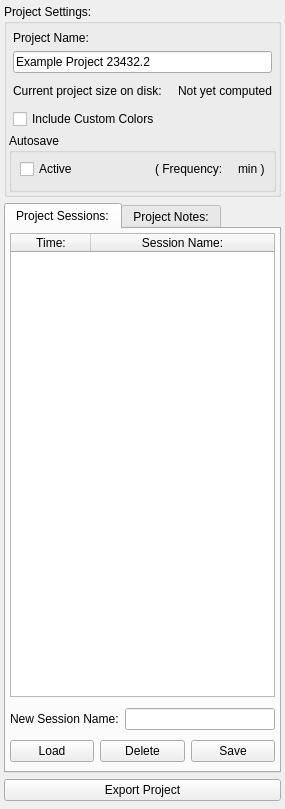
Qt form src/Interface/AppInterface/ProjectDockWidget.ui (SCIInstitute/Seg3D) before a commit.
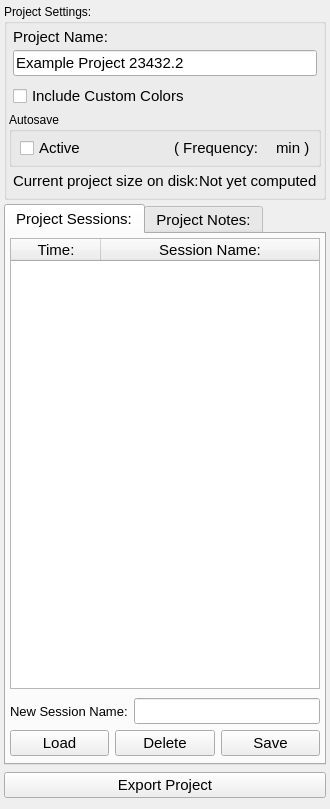
The same form after that commit.

Patch:
```diff
--- a/src/Interface/AppInterface/ProjectDockWidget.ui
+++ b/src/Interface/AppInterface/ProjectDockWidget.ui
@@ -21,6 +21,9 @@
   </property>
   <widget class="QWidget" name="dockWidgetContents">
    <layout class="QVBoxLayout" name="verticalLayout">
+    <property name="spacing">
+     <number>4</number>
+    </property>
     <property name="leftMargin">
      <number>4</number>
     </property>
@@ -83,6 +86,11 @@
           </property>
           <item>
            <widget class="QLabel" name="label_2">
+            <property name="font">
+             <font>
+              <pointsize>11</pointsize>
+             </font>
+            </property>
             <property name="text">
              <string>Project Name:</string>
             </property>
@@ -90,6 +98,11 @@
           </item>
           <item>
            <widget class="QLineEdit" name="project_name_edit_">
+            <property name="font">
+             <font>
+              <pointsize>11</pointsize>
+             </font>
+            </property>
             <property name="focusPolicy">
              <enum>Qt::ClickFocus</enum>
             </property>
@@ -104,44 +117,6 @@
          </layout>
         </widget>
        </item>
-       <item>
-        <widget class="QWidget" name="widget_7" native="true">
-         <property name="minimumSize">
-          <size>
-           <width>0</width>
-           <height>28</height>
-          </size>
-         </property>
-         <layout class="QHBoxLayout" name="autosave_layout_" stretch="1,0">
-          <property name="spacing">
-           <number>0</number>
-          </property>
-          <property name="margin">
-           <number>4</number>
-          </property>
-          <item>
-           <widget class="QLabel" name="label_3">
-            <property name="toolTip">
-             <string>Controls for activating and deactivating Smart Autosave are located in the Preferences Manager</string>
-            </property>
-            <property name="text">
-             <string>Current project size on disk:</string>
-            </property>
-           </widget>
-          </item>
-          <item>
-           <widget class="QLabel" name="file_size_label_">
-            <property name="toolTip">
-             <string>Controls for activating and deactivating Smart Autosave are located in the Preferences Manager</string>
-            </property>
-            <property name="text">
-             <string>Not yet computed</string>
-            </property>
-           </widget>
-          </item>
-         </layout>
-        </widget>
-       </item>
        <item>
         <widget class="QWidget" name="widget_3" native="true">
          <property name="minimumSize">
@@ -159,6 +134,11 @@
           </property>
           <item>
            <widget class="QCheckBox" name="custom_colors_checkbox_">
+            <property name="font">
+             <font>
+              <pointsize>11</pointsize>
+             </font>
+            </property>
             <property name="text">
              <string>Include Custom Colors</string>
             </property>
@@ -186,7 +166,7 @@
            <number>4</number>
           </property>
           <property name="bottomMargin">
-           <number>4</number>
+           <number>0</number>
           </property>
           <item>
            <widget class="QWidget" name="widget_5" native="true">
@@ -205,6 +185,11 @@
              </property>
              <item>
               <widget class="QCheckBox" name="autosave_checkbox_">
+               <property name="font">
+                <font>
+                 <pointsize>11</pointsize>
+                </font>
+               </property>
                <property name="text">
                 <string>Active</string>
                </property>
@@ -212,6 +197,11 @@
              </item>
              <item>
               <widget class="QLabel" name="label">
+               <property name="font">
+                <font>
+                 <pointsize>11</pointsize>
+                </font>
+               </property>
                <property name="toolTip">
                 <string>Controls for changing the Autosave frequency are located in the Preferences Manager</string>
                </property>
@@ -222,6 +212,11 @@
              </item>
              <item>
               <widget class="QLabel" name="minutes_label_">
+               <property name="font">
+                <font>
+                 <pointsize>11</pointsize>
+                </font>
+               </property>
                <property name="toolTip">
                 <string>Controls for changing the Autosave frequency are located in the Preferences Manager</string>
                </property>
@@ -232,6 +227,11 @@
              </item>
              <item>
               <widget class="QLabel" name="label_6">
+               <property name="font">
+                <font>
+                 <pointsize>11</pointsize>
+                </font>
+               </property>
                <property name="toolTip">
                 <string>Controls for changing the Autosave frequency are located in the Preferences Manager</string>
                </property>
@@ -246,6 +246,54 @@
          </layout>
         </widget>
        </item>
+       <item>
+        <widget class="QWidget" name="widget_7" native="true">
+         <property name="minimumSize">
+          <size>
+           <width>0</width>
+           <height>28</height>
+          </size>
+         </property>
+         <layout class="QHBoxLayout" name="autosave_layout_" stretch="1,0">
+          <property name="spacing">
+           <number>0</number>
+          </property>
+          <property name="margin">
+           <number>4</number>
+          </property>
+          <item>
+           <widget class="QLabel" name="label_3">
+            <property name="font">
+             <font>
+              <pointsize>11</pointsize>
+             </font>
+            </property>
+            <property name="toolTip">
+             <string>Controls for activating and deactivating Smart Autosave are located in the Preferences Manager</string>
+            </property>
+            <property name="text">
+             <string>Current project size on disk:</string>
+            </property>
+           </widget>
+          </item>
+          <item>
+           <widget class="QLabel" name="file_size_label_">
+            <property name="font">
+             <font>
+              <pointsize>11</pointsize>
+             </font>
+            </property>
+            <property name="toolTip">
+             <string>Controls for activating and deactivating Smart Autosave are located in the Preferences Manager</string>
+            </property>
+            <property name="text">
+             <string>Not yet computed</string>
+            </property>
+           </widget>
+          </item>
+         </layout>
+        </widget>
+       </item>
       </layout>
      </widget>
     </item>
@@ -257,6 +305,11 @@
         <verstretch>0</verstretch>
        </sizepolicy>
       </property>
+      <property name="font">
+       <font>
+        <pointsize>11</pointsize>
+       </font>
+      </property>
       <property name="currentIndex">
        <number>0</number>
       </property>
@@ -270,6 +323,11 @@
         </property>
         <item>
          <widget class="QTableWidget" name="sessions_list_">
+          <property name="font">
+           <font>
+            <pointsize>11</pointsize>
+           </font>
+          </property>
           <property name="horizontalScrollBarPolicy">
            <enum>Qt::ScrollBarAlwaysOff</enum>
           </property>
@@ -307,7 +365,7 @@
            <number>2</number>
           </property>
           <attribute name="horizontalHeaderDefaultSectionSize">
-           <number>80</number>
+           <number>90</number>
           </attribute>
           <attribute name="horizontalHeaderMinimumSectionSize">
            <number>38</number>
@@ -334,7 +392,7 @@
            <number>38</number>
           </attribute>
           <attribute name="horizontalHeaderDefaultSectionSize">
-           <number>80</number>
+           <number>90</number>
           </attribute>
           <column>
            <property name="text">
@@ -389,6 +447,11 @@
               </property>
               <item>
                <widget class="QLabel" name="label_4">
+                <property name="font">
+                 <font>
+                  <pointsize>10</pointsize>
+                 </font>
+                </property>
                 <property name="text">
                  <string>New Session Name:</string>
                 </property>
@@ -421,6 +484,12 @@
                <height>32</height>
               </size>
              </property>
+             <property name="maximumSize">
+              <size>
+               <width>16777215</width>
+               <height>32</height>
+              </size>
+             </property>
              <layout class="QHBoxLayout" name="horizontalLayout">
               <property name="margin">
                <number>0</number>
@@ -582,6 +651,18 @@
     </item>
     <item>
      <widget class="QWidget" name="widget_2" native="true">
+      <property name="minimumSize">
+       <size>
+        <width>0</width>
+        <height>32</height>
+       </size>
+      </property>
+      <property name="maximumSize">
+       <size>
+        <width>16777215</width>
+        <height>32</height>
+       </size>
+      </property>
       <layout class="QHBoxLayout" name="horizontalLayout_6">
        <property name="spacing">
         <number>0</number>
@@ -591,6 +672,11 @@
        </property>
        <item>
         <widget class="QPushButton" name="export_project_button_">
+         <property name="font">
+          <font>
+           <pointsize>11</pointsize>
+          </font>
+         </property>
          <property name="text">
           <string>Export Project</string>
          </property>
```
